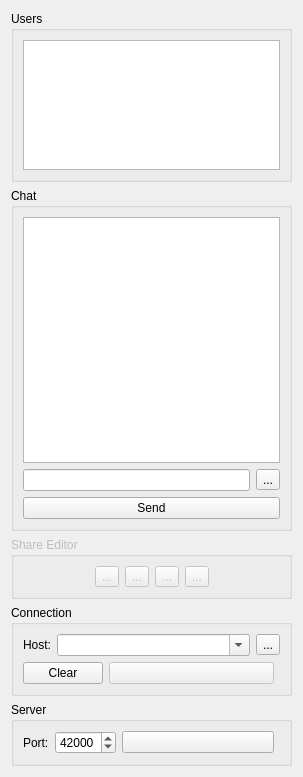
First picture: the form in Cooperation/ChatWidget.ui, repository testmana2/test, before the edit.
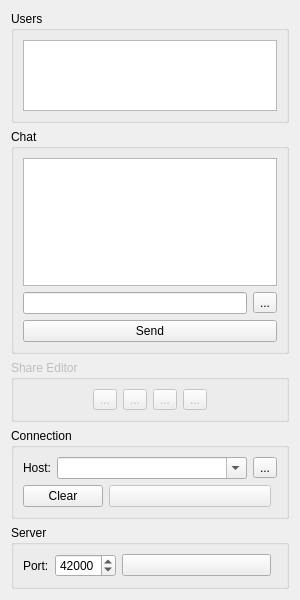
Second picture: the form after the edit. Custom widgets are drawn as their Qt base class.

What changed in the file:
```diff
--- a/Cooperation/ChatWidget.ui
+++ b/Cooperation/ChatWidget.ui
@@ -6,8 +6,8 @@
    <rect>
     <x>0</x>
     <y>0</y>
-    <width>303</width>
-    <height>777</height>
+    <width>300</width>
+    <height>600</height>
    </rect>
   </property>
   <property name="windowTitle">
```
